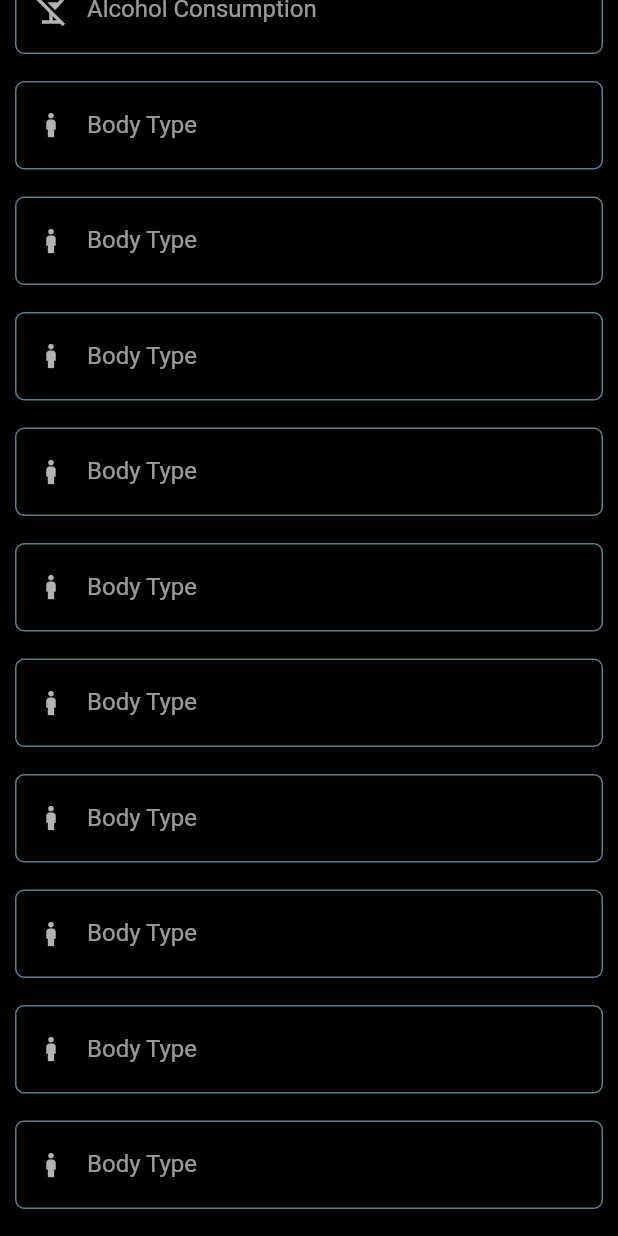
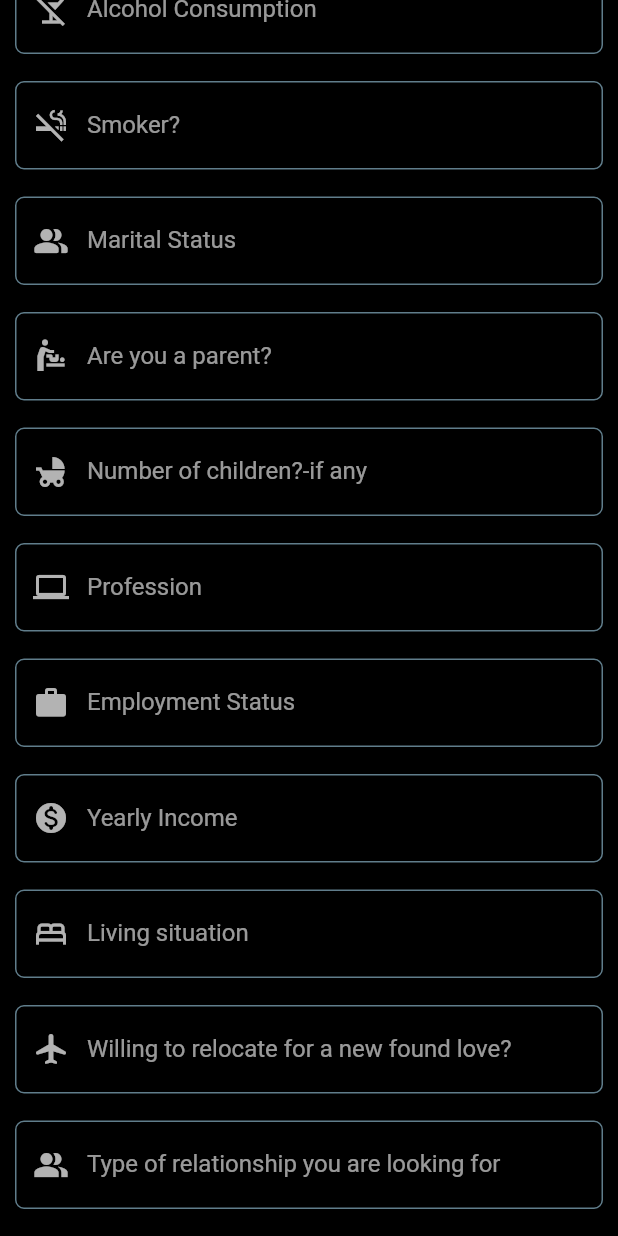
Before and after one commit to ardenos911/kama, a Flutter app: the RegistrationScreen screen opened directly, scrolled down 1396 dp, on a phone screen of 412 x 824 dp. Run offline on Flutter 3.47's test engine with Material 2 defaults, Android fonts, the phone set to English and light mode, and no system bars; our stand-ins replace get.

Commit message:
further lifestyle section ammended

```diff
--- a/lib/authenticationScreen/registration_screen.dart
+++ b/lib/authenticationScreen/registration_screen.dart
@@ -341,9 +341,9 @@ class _RegistrationScreenState extends State<RegistrationScreen>
               SizedBox(
                 width:MediaQuery.of(context).size.width-20,
                 child: CustomTextFieldWidget(
-                  editingController: bodyTypeTextEditingController,
-                  labelText: "Body Type",
-                  iconData: Icons.boy_outlined,
+                  editingController: smokingTextEditingController,
+                  labelText: "Smoker?",
+                  iconData: Icons.smoke_free_outlined,
                   isObscure: false,
                 ),
               ),
@@ -356,9 +356,9 @@ class _RegistrationScreenState extends State<RegistrationScreen>
               SizedBox(
                 width:MediaQuery.of(context).size.width-20,
                 child: CustomTextFieldWidget(
-                  editingController: bodyTypeTextEditingController,
-                  labelText: "Body Type",
-                  iconData: Icons.boy_outlined,
+                  editingController: maritalStatusTextEditingController,
+                  labelText: "Marital Status",
+                  iconData: Icons.people_alt_rounded,
                   isObscure: false,
                 ),
               ),
@@ -371,9 +371,9 @@ class _RegistrationScreenState extends State<RegistrationScreen>
               SizedBox(
                 width:MediaQuery.of(context).size.width-20,
                 child: CustomTextFieldWidget(
-                  editingController: bodyTypeTextEditingController,
-                  labelText: "Body Type",
-                  iconData: Icons.boy_outlined,
+                  editingController: haveChildrenTextEditingController,
+                  labelText: "Are you a parent?",
+                  iconData: Icons.baby_changing_station,
                   isObscure: false,
                 ),
               ),
@@ -386,9 +386,9 @@ class _RegistrationScreenState extends State<RegistrationScreen>
               SizedBox(
                 width:MediaQuery.of(context).size.width-20,
                 child: CustomTextFieldWidget(
-                  editingController: bodyTypeTextEditingController,
-                  labelText: "Body Type",
-                  iconData: Icons.boy_outlined,
+                  editingController: noOfChildrenTextEditingController,
+                  labelText: "Number of children?-if any",
+                  iconData: Icons.child_friendly,
                   isObscure: false,
                 ),
               ),
@@ -401,9 +401,9 @@ class _RegistrationScreenState extends State<RegistrationScreen>
               SizedBox(
                 width:MediaQuery.of(context).size.width-20,
                 child: CustomTextFieldWidget(
-                  editingController: bodyTypeTextEditingController,
-                  labelText: "Body Type",
-                  iconData: Icons.boy_outlined,
+                  editingController: professionTextEditingController,
+                  labelText: "Profession",
+                  iconData: Icons.computer_outlined,
                   isObscure: false,
                 ),
               ),
@@ -416,9 +416,9 @@ class _RegistrationScreenState extends State<RegistrationScreen>
               SizedBox(
                 width:MediaQuery.of(context).size.width-20,
                 child: CustomTextFieldWidget(
-                  editingController: bodyTypeTextEditingController,
-                  labelText: "Body Type",
-                  iconData: Icons.boy_outlined,
+                  editingController: employmentStatusTextEditingController,
+                  labelText: "Employment Status",
+                  iconData: Icons.work_outlined,
                   isObscure: false,
                 ),
               ),
@@ -432,9 +432,9 @@ class _RegistrationScreenState extends State<RegistrationScreen>
               SizedBox(
                 width:MediaQuery.of(context).size.width-20,
                 child: CustomTextFieldWidget(
-                  editingController: bodyTypeTextEditingController,
-                  labelText: "Body Type",
-                  iconData: Icons.boy_outlined,
+                  editingController: incomeTextEditingController,
+                  labelText: "Yearly Income",
+                  iconData: Icons.monetization_on_rounded,
                   isObscure: false,
                 ),
               ),
@@ -447,9 +447,9 @@ class _RegistrationScreenState extends State<RegistrationScreen>
               SizedBox(
                 width:MediaQuery.of(context).size.width-20,
                 child: CustomTextFieldWidget(
-                  editingController: bodyTypeTextEditingController,
-                  labelText: "Body Type",
-                  iconData: Icons.boy_outlined,
+                  editingController: livingSituationTextEditingController,
+                  labelText: "Living situation",
+                  iconData: Icons.bed_outlined,
                   isObscure: false,
                 ),
               ),
@@ -462,9 +462,9 @@ class _RegistrationScreenState extends State<RegistrationScreen>
               SizedBox(
                 width:MediaQuery.of(context).size.width-20,
                 child: CustomTextFieldWidget(
-                  editingController: bodyTypeTextEditingController,
-                  labelText: "Body Type",
-                  iconData: Icons.boy_outlined,
+                  editingController: willingToRelocateTextEditingController,
+                  labelText: "Willing to relocate for a new found love?",
+                  iconData: Icons.airplanemode_active_rounded,
                   isObscure: false,
                 ),
               ),
@@ -477,9 +477,9 @@ class _RegistrationScreenState extends State<RegistrationScreen>
               SizedBox(
                 width:MediaQuery.of(context).size.width-20,
                 child: CustomTextFieldWidget(
-                  editingController: bodyTypeTextEditingController,
-                  labelText: "Body Type",
-                  iconData: Icons.boy_outlined,
+                  editingController: relationshipYouAreLookingForTextEditingController,
+                  labelText: "Type of relationship you are looking for",
+                  iconData: Icons.people_alt_sharp,
                   isObscure: false,
                 ),
               ),
```
Also changed, not shown: 2 other files.
